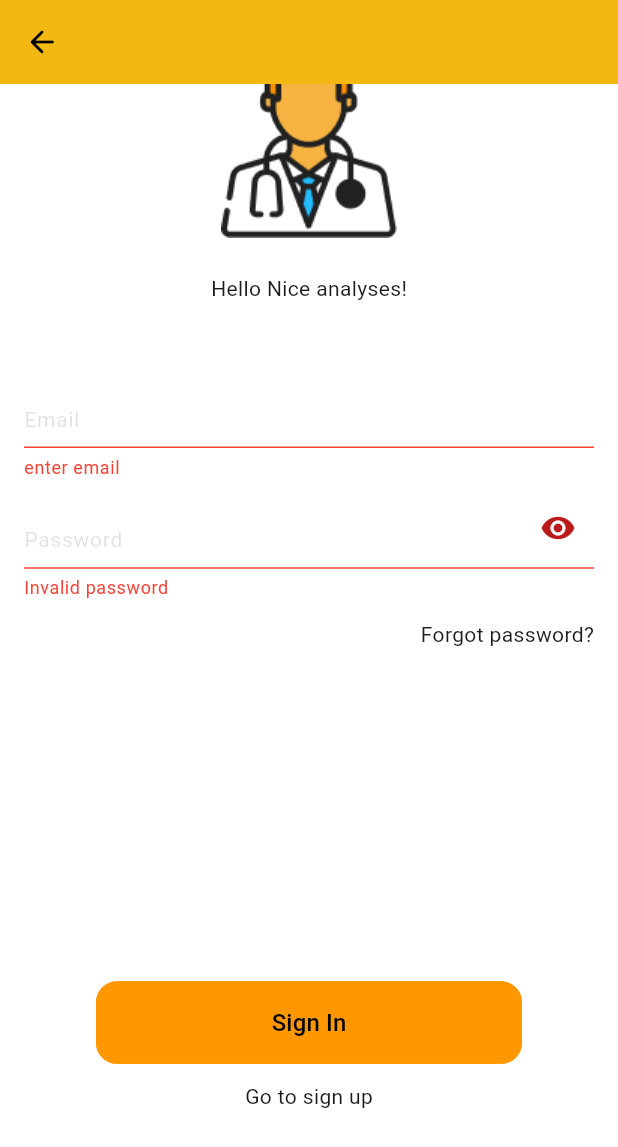
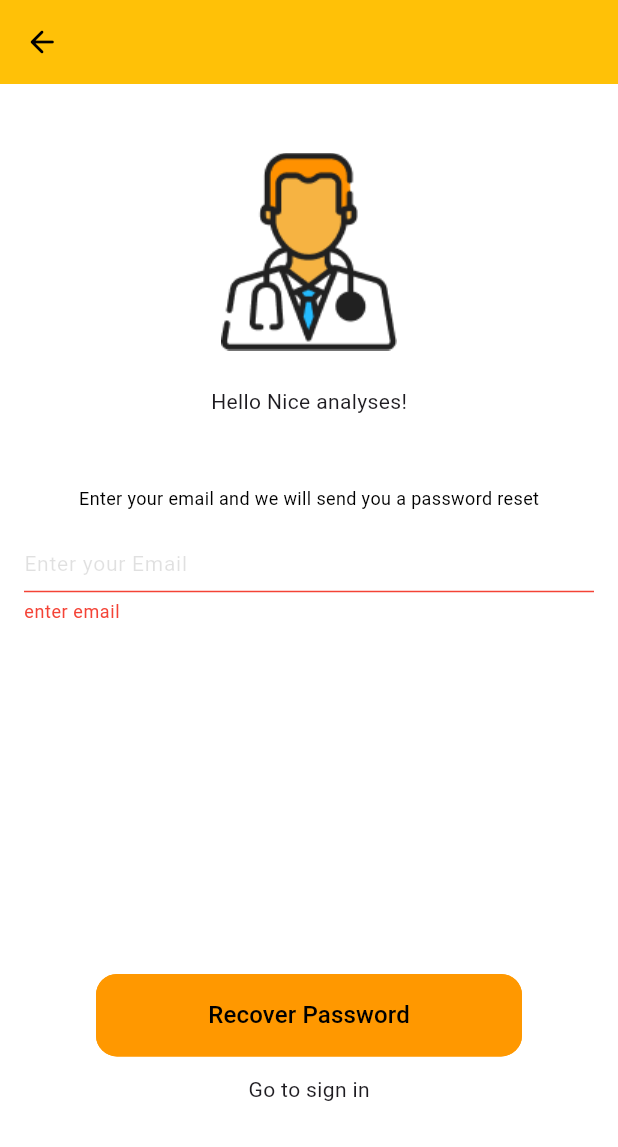
Before and after one commit to kadr0id/nice_analyses, a Flutter app: the screen it shows after launch, scrolled down 71 dp, after a tap on "Forgot password?", on a phone screen of 412 x 824 dp. Shown: the top 1147 px of the screen. Run offline on Flutter 3.47's test engine with Material 2 defaults, Android fonts, the phone set to English and light mode, and no system bars; our stand-ins replace formz; Roboto replaces fonts that are missing (Formular).

Commit message:
add forgot password page

```diff
--- /dev/null
+++ b/lib/app/nice_ui/nice_ui.dart
@@ -0,0 +1 @@
+export 'widgets/widgets.dart';
--- /dev/null
+++ b/lib/app/nice_ui/widgets/widgets.dart
@@ -0,0 +1,10 @@
+export 'base_action_button.dart';
+export 'menu_item.dart';
+export 'menu_subtitle.dart';
+export 'menu_title.dart';
+export 'nice_password_text_field.dart';
+export 'nice_text_field.dart';
+export 'primary_action_button.dart';
+export 'registration_header.dart';
+export 'scrollable_column.dart';
+export 'text_link_button.dart';
--- /dev/null
+++ b/lib/forgot_password/view/forgot_password_page.dart
@@ -0,0 +1,36 @@
+import 'package:flutter/material.dart';
+import 'package:nice_analyses/forgot_password/view/forgot_password_view.dart';
+
+class ForgotPasswordPage extends StatelessWidget {
+  const ForgotPasswordPage({Key? key}) : super(key: key);
+
+  static Route route() {
+    return MaterialPageRoute<void>(
+      builder: (_) => const ForgotPasswordPage(),
+      settings: const RouteSettings(name: '/forgot-password'),
+    );
+  }
+
+  @override
+  Widget build(BuildContext context) {
+    return Scaffold(
+      extendBodyBehindAppBar: true,
+      appBar: AppBar(
+        elevation: 0,
+        leading: IconButton(
+          key: const Key('forgotPassword_back_button'),
+          icon: const Icon(Icons.arrow_back_rounded),
+          onPressed: () => Navigator.of(context).pop(),
+          color: Colors.black,
+        ),
+        backgroundColor: Colors.amber,
+      ),
+      body: Container(
+        color: Colors.white,
+        child: const SafeArea(
+          child: ForgotPasswordView(),
+        ),
+      ),
+    );
+  }
+}
--- /dev/null
+++ b/lib/forgot_password/view/forgot_password_view.dart
@@ -0,0 +1,110 @@
+import 'package:flutter/material.dart';
+import 'package:nice_analyses/app/nice_ui/nice_spacing.dart';
+import 'package:nice_analyses/sign_in/sign_in.dart';
+import '../../app/form_inputs/email.dart';
+import '../../app/nice_ui/nice_ui.dart';
+
+
+class ForgotPasswordView extends StatelessWidget {
+  const ForgotPasswordView({Key? key}) : super(key: key);
+
+  @override
+  Widget build(BuildContext context) {
+    return Stack(
+      children: [
+        ScrollableColumn(
+          children: [
+            const Spacer(flex: 1),
+            const RegistrationHeader(title: 'Hello Nice analyses!'),
+            const Spacer(flex: 1),
+            const _EmailInput(),
+            const SizedBox(height: NiceSpacing.xs),
+            const Spacer(flex: 5),
+            _RecoverPassword(),
+            const _GoToSignIn(),
+            const Spacer(),
+            const SizedBox(height: NiceSpacing.sm),
+          ],
+        ),
+      ],
+    );
+  }
+}
+
+class _EmailInput extends StatelessWidget {
+  const _EmailInput({Key? key}) : super(key: key);
+
+  @override
+  Widget build(BuildContext context) {
+    EmailValidationError email = EmailValidationError.empty;
+
+    return Padding(
+      padding: const EdgeInsets.symmetric(
+        horizontal: NiceSpacing.lg,
+      ),
+      child: Column(
+        children: [
+          const Text(
+            'Enter your email and we will send you a password reset',
+            style: TextStyle(fontSize: 12, color: Colors.black),  // Стиль тексту
+          ),
+          NiceTextField(
+            key: const Key('forgotPassword_emailInput_textField'),
+            labelText: 'Enter your Email',
+            onChanged: (email) {},
+            errorText: _getValidationErrorMessage(email),
+            autofillHints: const [AutofillHints.email],
+            keyboardType: TextInputType.emailAddress,
+          ),
+        ],
+      ),
+    );
+  }
+
+  String? _getValidationErrorMessage(
+    EmailValidationError? error,
+  ) {
+    switch (error) {
+      case EmailValidationError.invalid:
+        return 'Invalid email';
+      case EmailValidationError.empty:
+        return 'enter email';
+      case null:
+        return null;
+    }
+  }
+}
+
+class _RecoverPassword extends StatelessWidget {
+  @override
+  Widget build(BuildContext context) {
+    return Padding(
+      padding: const EdgeInsets.symmetric(
+        horizontal: NiceSpacing.xxxlg,
+      ),
+      child: SizedBox(
+        width: double.infinity,
+        child: PrimaryActionButton(
+          key: const Key('forgotPassword_textButton'),
+          title: 'Recover Password',
+          onPressed: () {},
+        ),
+      ),
+    );
+  }
+}
+
+class _GoToSignIn extends StatelessWidget {
+  const _GoToSignIn({Key? key}) : super(key: key);
+
+  @override
+  Widget build(BuildContext context) {
+    return TextLinkButton(
+        key: const Key('forgotPassword_goToSignIn_textButton'),
+        title: 'Go to sign in',
+        link: '',
+        onPressed: () {
+          Navigator.of(context).pushReplacement<void, void>(SignInPage.route());
+        });
+  }
+}
--- a/lib/sign_in/view/sign_in_view.dart
+++ b/lib/sign_in/view/sign_in_view.dart
@@ -1,5 +1,6 @@
 import 'package:flutter/material.dart';
 import 'package:nice_analyses/app/nice_ui/widgets/primary_action_button.dart';
+import 'package:nice_analyses/forgot_password/view/forgot_password_page.dart';
 import 'package:nice_analyses/main_analyses/view/main_analyses_page.dart';
 import '../../app/form_inputs/email.dart';
 import '../../app/form_inputs/password.dart';
@@ -88,7 +89,10 @@ class _ForgotPasswordButton extends StatelessWidget {
       title: 'Forgot password?',
       link: '',
       direction: Axis.horizontal,
-      onPressed: () {},
+      onPressed: () {
+            Navigator.of(context)
+                .pushReplacement<void, void>(ForgotPasswordPage.route());
+          },
     );
   }
 }
```
Also changed, not shown: lib/forgot_password/forgot_password.dart (added).
